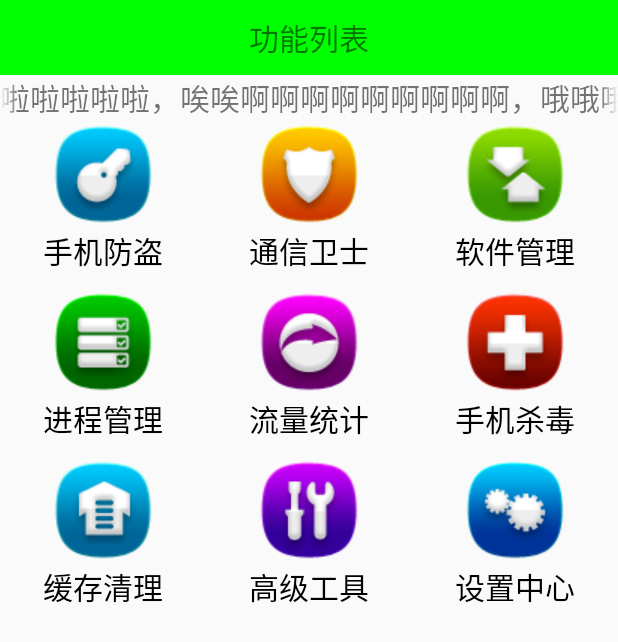
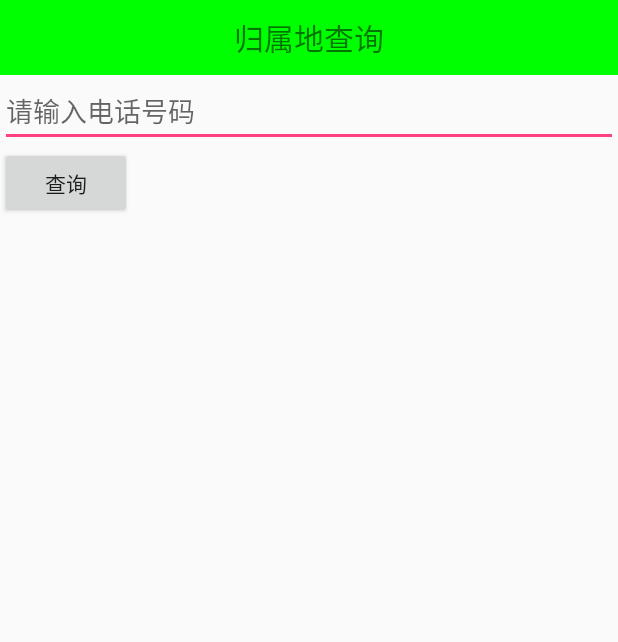
Before and after one commit to Royyyy/MobileSafe, an Android app: the screen it shows after launch (HomeActivity before the commit, QuaryAddressActivity after it), on a phone screen of 412 x 824 dp. Shown: the top 642 px of the screen. Run offline under Robolectric (Android 15) with nearby library versions, the phone set to English and light mode, and no system bars.

Commit message:
v1.2.6  归属地查询

```diff
--- a/app/src/main/java/com/roy/mobilesafe/HomeActivity.java
+++ b/app/src/main/java/com/roy/mobilesafe/HomeActivity.java
@@ -55,10 +55,12 @@ public class HomeActivity extends AppCompatActivity {
                     case 6:
                         break;
                     case 7:
+                        Intent intent7 = new Intent(HomeActivity.this, AToolActivity.class);
+                        startActivity(intent7);
                         break;
                     case 8:
-                        Intent intent = new Intent(HomeActivity.this,SettingActivity.class);
-                        startActivity(intent);
+                        Intent intent8 = new Intent(HomeActivity.this,SettingActivity.class);
+                        startActivity(intent8);
                         break;
 
 
--- /dev/null
+++ b/app/src/main/java/com/roy/mobilesafe/QuaryAddressActivity.java
@@ -0,0 +1,62 @@
+package com.roy.mobilesafe;
+
+import android.app.Activity;
+import android.os.Bundle;
+import android.os.Handler;
+import android.os.Message;
+import android.view.View;
+import android.widget.Button;
+import android.widget.EditText;
+import android.widget.TextView;
+
+import com.roy.engine.AddressDao;
+
+import org.w3c.dom.Text;
+
+public class QuaryAddressActivity extends Activity {
+    private static TextView tv_quert_result;
+    private static EditText et_phone;
+    private static Button bt_query;
+    private static String mAddress;
+    private Handler mHandle = new Handler(){
+        @Override
+        public void handleMessage(Message msg) {
+            tv_quert_result.setText(mAddress);
+        }
+    };
+
+    @Override
+    protected void onCreate(Bundle savedInstanceState) {
+        super.onCreate(savedInstanceState);
+        setContentView(R.layout.activity_quary_address);
+
+        initUI();
+
+    }
+
+    private void initUI() {
+        et_phone = (EditText)findViewById(R.id.et_phone);
+        bt_query = (Button)findViewById(R.id.bt_query);
+        tv_quert_result = (TextView)findViewById(R.id.tv_query_result);
+
+        bt_query.setOnClickListener(new View.OnClickListener() {
+            @Override
+            public void onClick(View v) {
+                String phone = et_phone.getText().toString();
+                query(phone);
+            }
+
+
+        });
+    }
+    protected void query(final String phone) {
+        new Thread(){
+            @Override
+            public void run() {
+                mAddress = AddressDao.getAddress(phone);
+                //消息机制
+                mHandle.sendEmptyMessage(0);
+            }
+        }.start();
+    }
+}
--- /dev/null
+++ b/app/src/main/res/layout/activity_quary_address.xml
@@ -0,0 +1,29 @@
+<?xml version="1.0" encoding="utf-8"?>
+<LinearLayout xmlns:android="http://schemas.android.com/apk/res/android"
+    xmlns:app="http://schemas.android.com/apk/res-auto"
+    xmlns:tools="http://schemas.android.com/tools"
+    android:layout_width="match_parent"
+    android:layout_height="match_parent"
+    tools:context="com.roy.mobilesafe.QuaryAddressActivity"
+    android:orientation="vertical">
+    <TextView
+        style="@style/TitleStyle"
+        android:text="归属地查询"/>
+    <EditText
+        android:id="@+id/et_phone"
+        android:hint="请输入电话号码"
+        android:inputType="phone"
+        android:layout_width="match_parent"
+        android:layout_height="wrap_content"/>
+    <Button
+        android:id="@+id/bt_query"
+        android:text="查询"
+        android:layout_width="wrap_content"
+        android:layout_height="wrap_content">
+    </Button>
+    <TextView
+        android:id="@+id/tv_query_result"
+        android:layout_width="wrap_content"
+        android:layout_height="wrap_content"/>
+
+</LinearLayout>
--- a/app/src/main/res/values/colors.xml
+++ b/app/src/main/res/values/colors.xml
@@ -3,4 +3,5 @@
     <color name="colorPrimary">#3F51B5</color>
     <color name="colorPrimaryDark">#303F9F</color>
     <color name="colorAccent">#FF4081</color>
+    <color name="pink">#FCC</color>
 </resources>
```
Also changed, not shown: app/src/main/AndroidManifest.xml (+32 -4 lines), app/src/main/java/com/roy/engine/AddressDao.java (added, +80 -0 lines), app/src/main/java/com/roy/mobilesafe/AToolActivity.java (added, +29 -0 lines), app/src/main/java/com/roy/mobilesafe/SplashActivity.java (+55 -0 lines), app/src/main/java/com/roy/receiver/SmsReceiver.java (added, +56 -0 lines), app/src/main/java/com/roy/service/LocationService.java (added, +101 -0 lines), app/src/main/res/drawable/selector_atool_item.xml (added, +8 -0 lines), app/src/main/res/layout/activity_atool.xml (added, +23 -0 lines), 2 other files.
